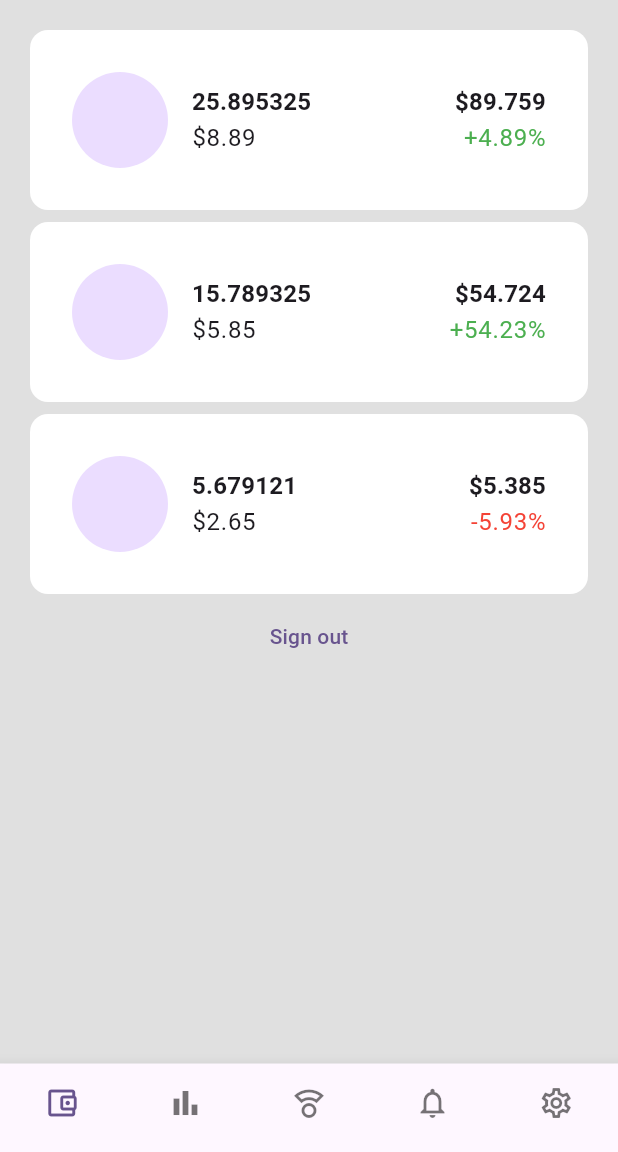
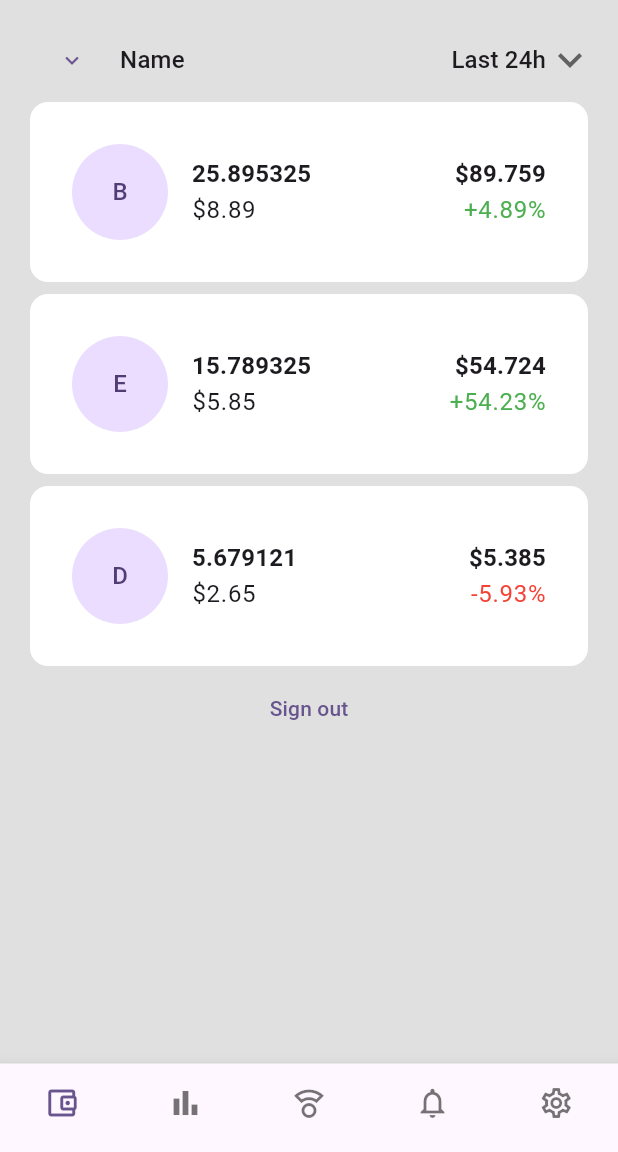
Before and after one commit to NotRayhaan/widget-fidgets, a Flutter app: the LandingScreen screen opened directly, on a phone screen of 412 x 824 dp, the part 84-1236 px from its top. Run offline on Flutter 3.47's test engine with Material 3 defaults, Android fonts, the phone set to English and light mode, and no system bars; our stand-ins replace go_router.

Commit message:
list sorting

```diff
--- a/lesson1/lib/src/ui/view/home.dart
+++ b/lesson1/lib/src/ui/view/home.dart
@@ -2,18 +2,84 @@ import 'package:flutter/material.dart';
 import 'package:go_router/go_router.dart';
 import 'package:lesson1/src/ui/widget/item_card.dart';
 
-const cryptos = <Crypto>[
-  Crypto("Bitcoin", 25.895325, 8.89, 89.759, 4.89),
-  Crypto("Ethereum", 15.789325, 5.85, 54.724, 54.23),
-  Crypto("Dogecoin", 5.679121, 2.65, 5.385, -5.93),
+List<Crypto> cryptos = [
+  const Crypto("Bitcoin", 25.895325, 8.89, 89.759, 4.89),
+  const Crypto("Ethereum", 15.789325, 5.85, 54.724, 54.23),
+  const Crypto("Dogecoin", 5.679121, 2.65, 5.385, -5.93),
 ];
 
-class HomeView extends StatelessWidget {
+const sorts = ["Name", "Value", "Percentage"];
+
+class HomeView extends StatefulWidget {
   const HomeView({super.key});
+
+  @override
+  State<HomeView> createState() => _HomeViewState();
+}
+
+class _HomeViewState extends State<HomeView> {
+  String sort = "Name";
+  bool ascending = false;
+
+  int sortList(String type, Crypto a, Crypto b) {
+    switch (type) {
+      case "Name":
+        return a.name.compareTo(b.name);
+      case "Value":
+        return b.value.compareTo(a.value);
+      case "Percentage":
+        return b.percentage.compareTo(a.percentage);
+      default:
+        return b.name.compareTo(a.name);
+    }
+  }
 
   @override
   Widget build(BuildContext context) {
     return ListView(padding: const EdgeInsets.all(16), children: [
+      Row(
+        mainAxisAlignment: MainAxisAlignment.spaceBetween,
+        children: [
+          Row(
+            children: [
+              TextButton(
+                  onPressed: () {
+                    setState(() {
+                      ascending = !ascending;
+                    });
+                    cryptos = cryptos.reversed.toList();
+                  },
+                  child: ascending ? const Icon(Icons.keyboard_arrow_up) : const Icon(Icons.keyboard_arrow_down)),
+              DropdownButton(
+                value: sort,
+                underline: const ColoredBox(
+                  color: Colors.transparent,
+                ),
+                icon: const Icon(null),
+                iconSize: 32,
+                items: sorts.map((type) => DropdownMenuItem(value: type, child: Text(type))).toList(),
+                onChanged: (type) {
+                  setState(() {
+                    sort = type!;
+                  });
+                  ascending = false;
+                  cryptos.sort((a, b) => sortList(type!, a, b));
+                },
+              ),
+            ],
+          ),
+          DropdownButton(
+            value: "Last 24h",
+            underline: const ColoredBox(
+              color: Colors.transparent,
+            ),
+            icon: const Icon(Icons.keyboard_arrow_down),
+            iconSize: 32,
+            items: ["Last 24h"].map((type) => DropdownMenuItem(value: type, child: Text(type))).toList(),
+            onChanged: (string) {},
+          ),
+        ],
+      ),
       ...cryptos.map(
         (currency) => SizedBox(
             child: ItemCard(
--- a/lesson1/lib/src/ui/widget/item_card.dart
+++ b/lesson1/lib/src/ui/widget/item_card.dart
@@ -16,10 +16,11 @@ class ItemCard extends StatelessWidget {
         padding: const EdgeInsets.all(28),
         child: Row(
           children: [
-            const Padding(
-              padding: EdgeInsets.only(right: 16),
+            Padding(
+              padding: const EdgeInsets.only(right: 16),
               child: CircleAvatar(
                 radius: 32,
+                child: Text(crypto.name[0]),
               ),
             ),
             Column(
```
Also changed, not shown: lesson1/lib/src/ui/view/forgot_password.dart (+9 -1 lines).
